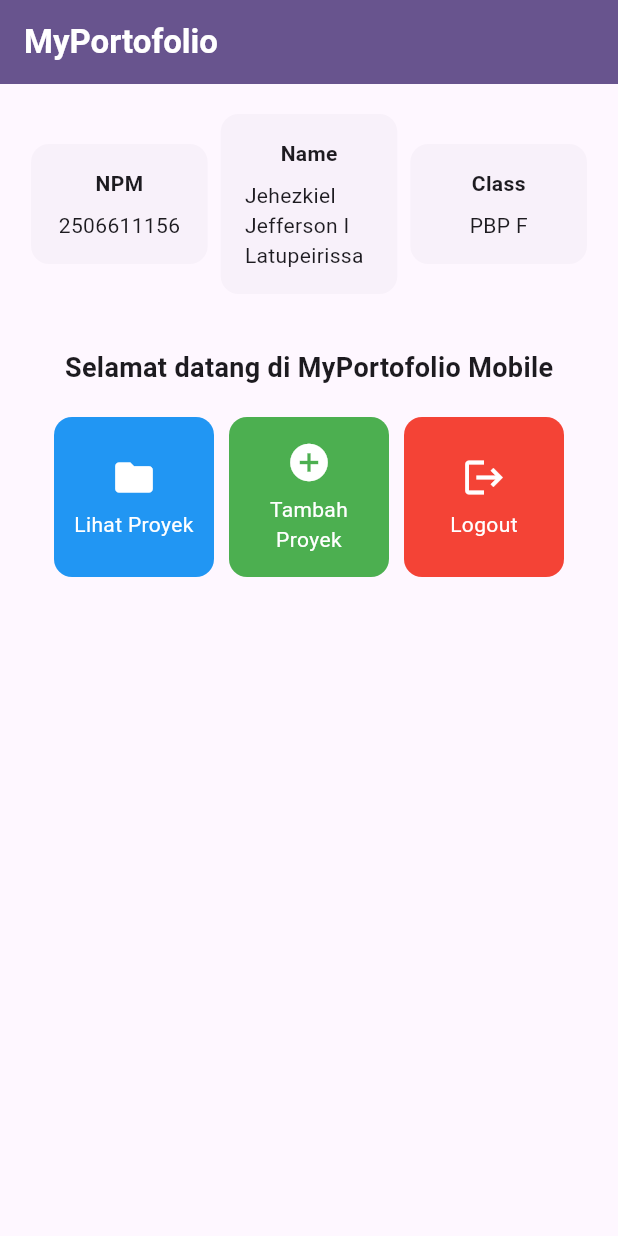
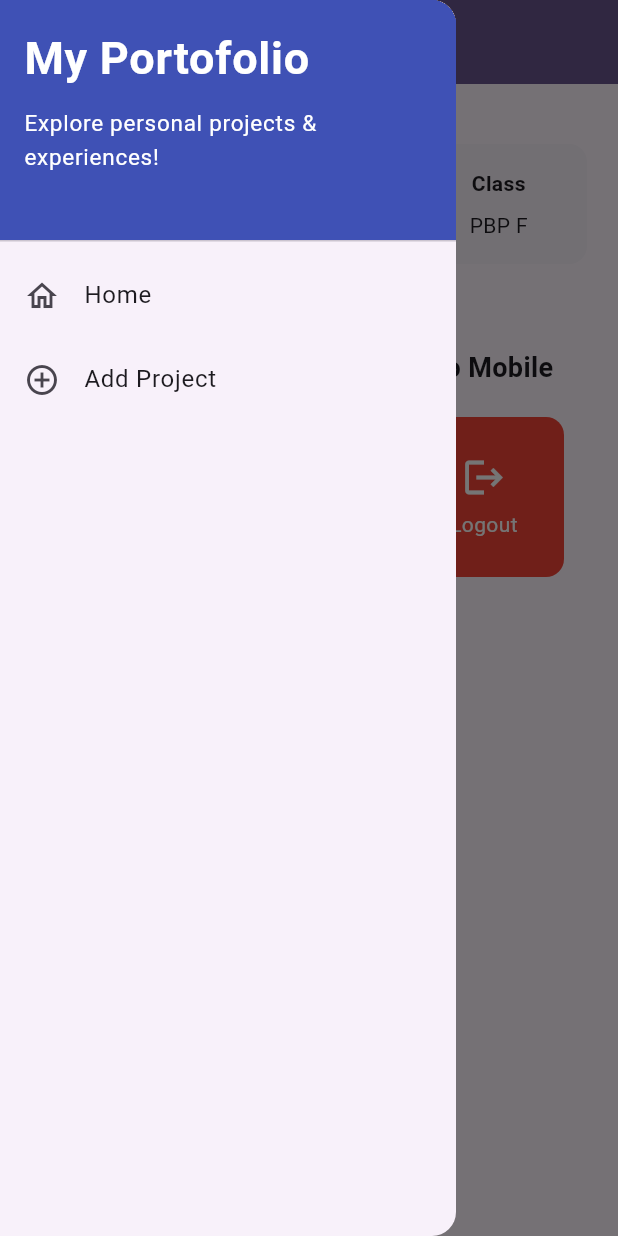
Before and after one commit to elcodebase/myportofolio_mobile, a Flutter app: the screen it shows after launch, with the side drawer open (before the commit the screen has no drawer), on a phone screen of 412 x 824 dp. Run offline on Flutter 3.47's test engine with Material 3 defaults, Android fonts, the phone set to English and light mode, and no system bars.

Commit message:
feat: menyelesaikan tutorial 9

```diff
--- a/lib/menu.dart
+++ b/lib/menu.dart
@@ -1,5 +1,7 @@
 import 'package:flutter/material.dart';
-// TODO(Tutorial 9): import 'package:myportofolio_mobile/widgets/left_drawer.dart';
+import 'package:myportofolio_mobile/widgets/left_drawer.dart';
+import 'package:myportofolio_mobile/widgets/project_cart.dart';
+import 'package:myportofolio_mobile/project_form.dart';
 
 class MyHomePage extends StatelessWidget {
   MyHomePage({super.key});
@@ -33,7 +35,7 @@ class MyHomePage extends StatelessWidget {
         ),
         backgroundColor: Theme.of(context).colorScheme.primary,
       ),
-      // TODO(Tutorial 9): drawer: const LeftDrawer(),
+      drawer: const LeftDrawer(),
 
       body: Padding(
         padding: const EdgeInsets.all(16.0),
@@ -118,43 +120,3 @@ class ItemHomepage {
 
   ItemHomepage(this.name, this.icon, this.color);
 }
-
-class ItemCard extends StatelessWidget {
-  final ItemHomepage item;
-  const ItemCard(this.item, {super.key});
-  @override
-  Widget build(BuildContext context) {
-    return Material(
-      color: item.color,
-      borderRadius: BorderRadius.circular(12),
-      child: InkWell(
-        onTap: () {
-          ScaffoldMessenger.of(context)
-            ..hideCurrentSnackBar()
-            ..showSnackBar(
-              SnackBar(
-                content: Text("Kamu telah menekan tombol ${item.name}!"),
-              ),
-            );
-        },
-        child: Container(
-          padding: const EdgeInsets.all(8),
-          child: Center(
-            child: Column(
-              mainAxisAlignment: MainAxisAlignment.center,
-              children: [
-                Icon(item.icon, color: Colors.white, size: 30.0),
-                const Padding(padding: EdgeInsets.all(3)),
-                Text(
-                  item.name,
-                  textAlign: TextAlign.center,
-                  style: const TextStyle(color: Colors.white),
-                ),
-              ],
-            ),
-          ),
-        ),
-      ),
-    );
-  }
-}
--- a/lib/widgets/left_drawer.dart
+++ b/lib/widgets/left_drawer.dart
@@ -1,54 +1,53 @@
-// TODO(Tutorial 9): dikomentari sementara, aktifkan kembali saat melanjutkan Tutorial 9.
-// import 'package:flutter/material.dart';
-// import 'package:myportofolio_mobile/menu.dart';
-//
-// class LeftDrawer extends StatelessWidget {
-//   const LeftDrawer({super.key});
-//
-//   @override
-//   Widget build(BuildContext context) {
-//     return Drawer(
-//       child: ListView(
-//         children: [
-//           const DrawerHeader(
-//             decoration: BoxDecoration(color: Colors.indigo),
-//             child: Column(
-//               crossAxisAlignment: CrossAxisAlignment.start,
-//               children: [
-//                 Text(
-//                   'My Portofolio',
-//                   style: TextStyle(
-//                     fontSize: 30,
-//                     fontWeight: FontWeight.bold,
-//                     color: Colors.white,
-//                   ),
-//                 ),
-//                 SizedBox(height: 10),
-//                 Text(
-//                   'Explore personal projects & experiences!',
-//                   style: TextStyle(fontSize: 15, color: Colors.white),
-//                 ),
-//               ],
-//             ),
-//           ),
-//           ListTile(
-//             leading: const Icon(Icons.home_outlined),
-//             title: const Text('Home'),
-//             onTap: () {
-//               Navigator.pushReplacement(
-//                 context,
-//                 MaterialPageRoute(builder: (context) => MyHomePage()),
-//               );
-//             },
-//           ),
-//           ListTile(
-//             leading: const Icon(Icons.add_circle_outline),
-//             title: const Text('Add Project'),
-//
-//             onTap: () {},
-//           ),
-//         ],
-//       ),
-//     );
-//   }
-// }
+import 'package:flutter/material.dart';
+import 'package:myportofolio_mobile/menu.dart';
+
+class LeftDrawer extends StatelessWidget {
+  const LeftDrawer({super.key});
+
+  @override
+  Widget build(BuildContext context) {
+    return Drawer(
+      child: ListView(
+        children: [
+          const DrawerHeader(
+            decoration: BoxDecoration(color: Colors.indigo),
+            child: Column(
+              crossAxisAlignment: CrossAxisAlignment.start,
+              children: [
+                Text(
+                  'My Portofolio',
+                  style: TextStyle(
+                    fontSize: 30,
+                    fontWeight: FontWeight.bold,
+                    color: Colors.white,
+                  ),
+                ),
+                SizedBox(height: 10),
+                Text(
+                  'Explore personal projects & experiences!',
+                  style: TextStyle(fontSize: 15, color: Colors.white),
+                ),
+              ],
+            ),
+          ),
+          ListTile(
+            leading: const Icon(Icons.home_outlined),
+            title: const Text('Home'),
+            onTap: () {
+              Navigator.pushReplacement(
+                context,
+                MaterialPageRoute(builder: (context) => MyHomePage()),
+              );
+            },
+          ),
+          ListTile(
+            leading: const Icon(Icons.add_circle_outline),
+            title: const Text('Add Project'),
+
+            onTap: () {},
+          ),
+        ],
+      ),
+    );
+  }
+}
--- /dev/null
+++ b/lib/widgets/project_cart.dart
@@ -0,0 +1,50 @@
+import 'package:flutter/material.dart';
+import 'package:myportofolio_mobile/menu.dart';
+import 'package:myportofolio_mobile/project_form.dart';
+
+class ItemCard extends StatelessWidget {
+  final ItemHomepage item;
+  const ItemCard(this.item, {super.key});
+  @override
+  Widget build(BuildContext context) {
+    return Material(
+      color: item.color,
+      borderRadius: BorderRadius.circular(12),
+      child: InkWell(
+        onTap: () {
+          ScaffoldMessenger.of(context)
+            ..hideCurrentSnackBar()
+            ..showSnackBar(
+              SnackBar(
+                content: Text("Kamu telah menekan tombol ${item.name}!"),
+              ),
+            );
+
+          if (item.name == "Tambah Proyek") {
+            Navigator.push(
+              context,
+              MaterialPageRoute<void>(builder: (context) => ProjectFormPage()),
+            );
+          }
+        },
+        child: Container(
+          padding: const EdgeInsets.all(8),
+          child: Center(
+            child: Column(
+              mainAxisAlignment: MainAxisAlignment.center,
+              children: [
+                Icon(item.icon, color: Colors.white, size: 30.0),
+                const Padding(padding: EdgeInsets.all(3)),
+                Text(
+                  item.name,
+                  textAlign: TextAlign.center,
+                  style: const TextStyle(color: Colors.white),
+                ),
+              ],
+            ),
+          ),
+        ),
+      ),
+    );
+  }
+}
```
Also changed, not shown: lib/project_form.dart (+207 -158 lines).
